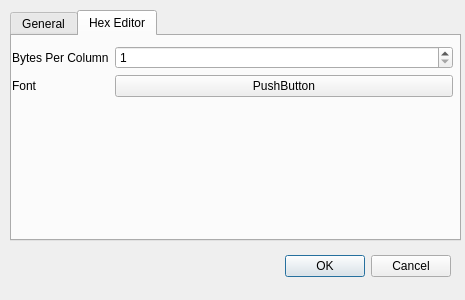
This is src/preferences.ui in spuriousdata/BinGrok as Qt 5 draws it before an edit. The edited form follows.
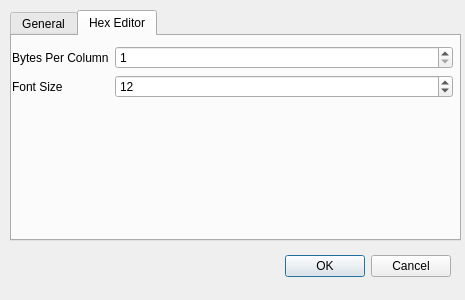
This is the edited form. The open tabs and pages were chosen to show the change.

Commit message:
Killed Font Dialog, replaced with size box only
QFontDialog doesn't allow you to specify monospace only, and variable
space fonts look like shit, so I replaced the font dialog with a spinbox
for font size only

The edit to the form file:
```diff
--- a/src/preferences.ui
+++ b/src/preferences.ui
@@ -109,14 +109,23 @@
       <item row="1" column="0">
        <widget class="QLabel" name="font_label">
         <property name="text">
-         <string>Font</string>
+         <string>Font Size</string>
         </property>
        </widget>
       </item>
       <item row="1" column="1">
-       <widget class="QPushButton" name="font_button">
-        <property name="text">
-         <string>PushButton</string>
+       <widget class="QSpinBox" name="fontsize_spinbox">
+        <property name="minimum">
+         <number>8</number>
+        </property>
+        <property name="maximum">
+         <number>22</number>
+        </property>
+        <property name="singleStep">
+         <number>2</number>
+        </property>
+        <property name="value">
+         <number>12</number>
         </property>
        </widget>
       </item>
```
Left out of the diff: 4 changed lines with no effect on the pictures. The commit also changes 5 other files.
